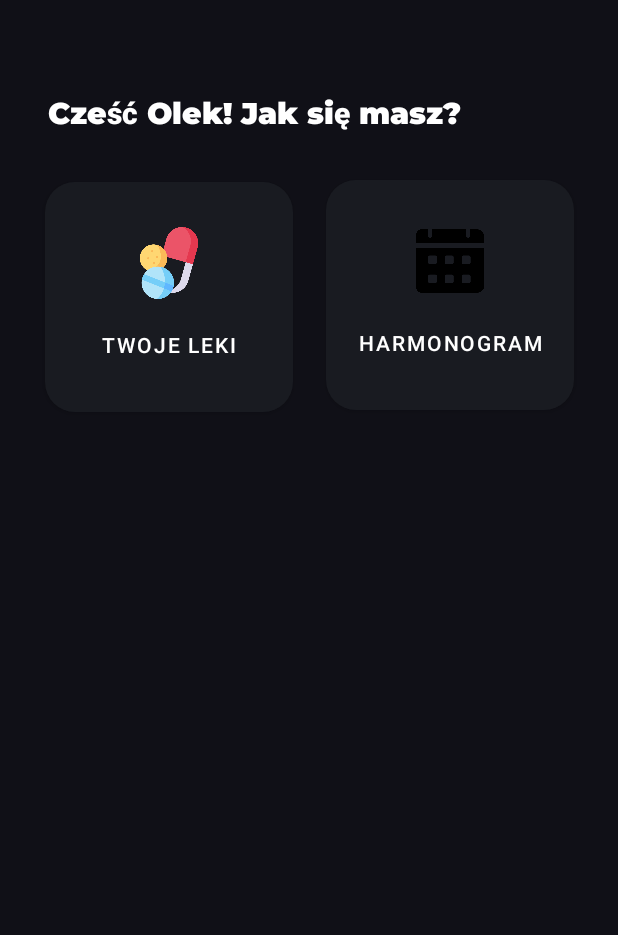
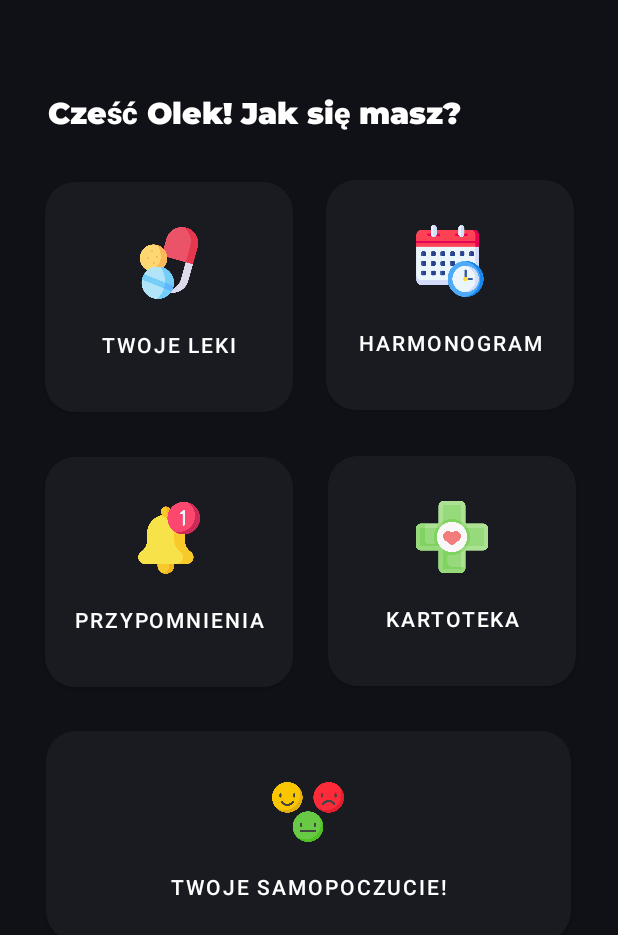
Before and after one commit to jakubbonczyk/HealthAppUniversityProject, an Android app: the screen it shows after launch (MainActivity), on a phone screen of 412 x 824 dp. Shown: the top 935 px of the screen. Run offline under Robolectric (Android 15) with nearby library versions, the phone set to English and light mode, and no system bars; Roboto replaces fonts that are not available here.

Commit message:
Adding icons

```diff
--- a/app/src/main/res/layout/activity_main.xml
+++ b/app/src/main/res/layout/activity_main.xml
@@ -7,6 +7,75 @@
     android:layout_height="match_parent"
     android:background="#101017"
     tools:context=".MainActivity">
+
+    <Button
+        android:id="@+id/button3"
+        style="@style/Widget.SquareButton"
+        android:layout_width="350dp"
+        android:layout_height="152dp"
+        android:paddingTop="30dp"
+        android:paddingBottom="30dp"
+        android:text="@string/feelings"
+        android:textAlignment="center"
+        android:textSize="14dp"
+        app:cornerRadius="20dp"
+        app:icon="@drawable/feedback"
+        app:iconGravity="top"
+        app:iconPadding="16dp"
+        app:iconSize="48dp"
+        app:iconTint="@null"
+        app:layout_constraintBottom_toBottomOf="parent"
+        app:layout_constraintEnd_toEndOf="parent"
+        app:layout_constraintHorizontal_bias="0.491"
+        app:layout_constraintStart_toStartOf="parent"
+        app:layout_constraintTop_toBottomOf="@+id/button"
+        app:layout_constraintVertical_bias="0.083" />
+
+    <Button
+        android:id="@+id/button"
+        style="@style/Widget.SquareButton"
+        android:layout_width="165dp"
+        android:layout_height="165dp"
+        android:paddingTop="30dp"
+        android:paddingBottom="30dp"
+        android:text="@string/notifications"
+        android:textAlignment="center"
+        android:textSize="14dp"
+        app:cornerRadius="20dp"
+        app:icon="@drawable/notification"
+        app:iconGravity="top"
+        app:iconPadding="16dp"
+        app:iconSize="48dp"
+        app:iconTint="@null"
+        app:layout_constraintBottom_toBottomOf="parent"
+        app:layout_constraintEnd_toEndOf="parent"
+        app:layout_constraintHorizontal_bias="0.121"
+        app:layout_constraintStart_toStartOf="parent"
+        app:layout_constraintTop_toBottomOf="@+id/button10"
+        app:layout_constraintVertical_bias="0.047" />
+
+    <Button
+        android:id="@+id/button2"
+        style="@style/Widget.SquareButton"
+        android:layout_width="165dp"
+        android:layout_height="165dp"
+        android:paddingTop="30dp"
+        android:paddingBottom="30dp"
+        android:text="@string/healthHistory"
+        android:textAlignment="center"
+        android:textSize="14dp"
+        app:cornerRadius="20dp"
+        app:icon="@drawable/healthcare"
+        app:iconGravity="top"
+        app:iconPadding="16dp"
+        app:iconSize="48dp"
+        app:iconTint="@null"
+        app:layout_constraintBottom_toBottomOf="parent"
+        app:layout_constraintEnd_toEndOf="parent"
+        app:layout_constraintHorizontal_bias="0.886"
+        app:layout_constraintStart_toStartOf="parent"
+        app:layout_constraintTop_toBottomOf="@+id/button9"
+        app:layout_constraintVertical_bias="0.05" />
 
     <Button
         android:id="@+id/button9"
@@ -19,7 +88,7 @@
         android:textSize="14dp"
         android:paddingTop="30dp"
         android:paddingBottom="30dp"
-        app:icon="@drawable/calendar"
+        app:icon="@drawable/schedule"
         app:iconGravity="top"
         app:iconSize="48dp"
         app:iconPadding="16dp"
@@ -38,16 +107,16 @@
         android:layout_width="165dp"
         android:layout_height="165dp"
         android:layout_marginTop="5dp"
+        android:paddingTop="30dp"
+        android:paddingBottom="30dp"
         android:text="@string/yourDrugs"
         android:textAlignment="center"
         android:textSize="14dp"
-        android:paddingTop="30dp"
-        android:paddingBottom="30dp"
+        app:cornerRadius="20dp"
         app:icon="@drawable/drugs"
         app:iconGravity="top"
+        app:iconPadding="16dp"
         app:iconSize="48dp"
-        app:iconPadding="16dp"
-        app:cornerRadius="20dp"
         app:iconTint="@null"
         app:layout_constraintBottom_toBottomOf="parent"
         app:layout_constraintEnd_toEndOf="parent"
--- a/app/src/main/res/values/strings.xml
+++ b/app/src/main/res/values/strings.xml
@@ -6,6 +6,7 @@
     <string name="yourDrugs">TWOJE LEKI</string>
     <string name="calendar">HARMONOGRAM</string>
     <string name="notifications">PRZYPOMNIENIA</string>
+    <string name="healthHistory">KARTOTEKA</string>
     <string name="feelings">TWOJE SAMOPOCZUCIE!</string>
 
 </resources>
```
Also changed, not shown: app/src/main/res/drawable/feedback.png (added), app/src/main/res/drawable/healthcare.png (added), app/src/main/res/drawable/notification.png (added), app/src/main/res/drawable/schedule.png (added).
